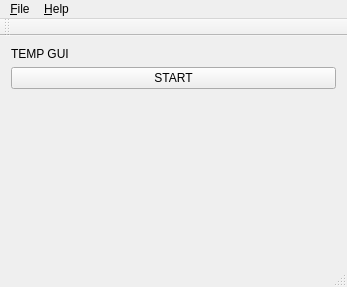
Above: AnonPlus-BitCoinMiner/mainwindow.ui from AnonPlusDev/anonplus-bitcoin-miner before the change. Below: the same form after it.
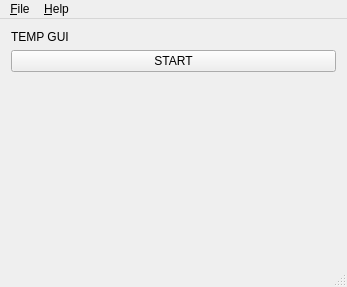
That is the form after the change.

Commit message: * Added a Temporary connection widget * Debug of Requested headers

Diff of the .ui file:
```diff
--- a/AnonPlus-BitCoinMiner/mainwindow.ui
+++ b/AnonPlus-BitCoinMiner/mainwindow.ui
@@ -70,14 +70,6 @@
    <addaction name="menu_File"/>
    <addaction name="menu_help"/>
   </widget>
-  <widget class="QToolBar" name="mainToolBar">
-   <attribute name="toolBarArea">
-    <enum>TopToolBarArea</enum>
-   </attribute>
-   <attribute name="toolBarBreak">
-    <bool>false</bool>
-   </attribute>
-  </widget>
   <widget class="QStatusBar" name="statusBar"/>
   <action name="action_About">
    <property name="text">
```
Left out of the diff: 27 changed lines with no effect on the pictures. The commit also changes 7 other files.
